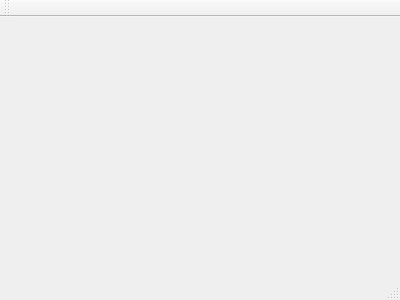
ayoy/font2bytes, file mainwindow.ui: the form before one commit.
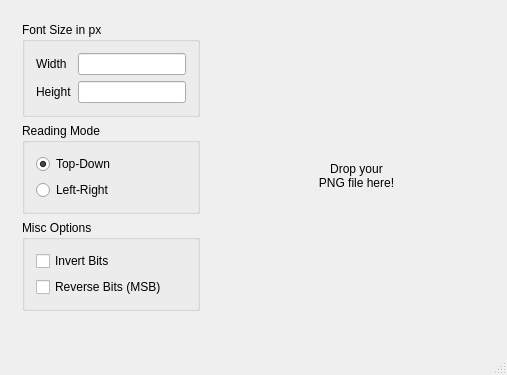
The form after the commit.

Commit message: Implement elementary UI

Diff of the .ui file:
```diff
--- a/mainwindow.ui
+++ b/mainwindow.ui
@@ -1,24 +1,165 @@
 <ui version="4.0">
  <class>MainWindow</class>
- <widget class="QMainWindow" name="MainWindow" >
-  <property name="geometry" >
+ <widget class="QMainWindow" name="MainWindow">
+  <property name="geometry">
    <rect>
     <x>0</x>
     <y>0</y>
-    <width>400</width>
-    <height>300</height>
+    <width>507</width>
+    <height>375</height>
    </rect>
   </property>
   <property name="windowTitle" >
    <string>MainWindow</string>
   </property>
-  <widget class="QMenuBar" name="menuBar" />
-  <widget class="QToolBar" name="mainToolBar" />
-  <widget class="QWidget" name="centralWidget" />
-  <widget class="QStatusBar" name="statusBar" />
+  <widget class="QWidget" name="centralWidget">
+   <layout class="QHBoxLayout" name="horizontalLayout" stretch="0,0">
+    <item>
+     <widget class="QWidget" name="sideBarWidget" native="true">
+      <property name="sizePolicy">
+       <sizepolicy hsizetype="Fixed" vsizetype="Preferred">
+        <horstretch>0</horstretch>
+        <verstretch>0</verstretch>
+       </sizepolicy>
+      </property>
+      <layout class="QVBoxLayout" name="verticalLayout">
+       <item>
+        <widget class="QGroupBox" name="fontSizeGroupBox">
+         <property name="title">
+          <string>Font Size in px</string>
+         </property>
+         <layout class="QFormLayout" name="formLayout_2">
+          <item row="0" column="0">
+           <widget class="QLabel" name="widthLabel_2">
+            <property name="text">
+             <string>Width</string>
+            </property>
+           </widget>
+          </item>
+          <item row="0" column="1">
+           <widget class="QLineEdit" name="widthLineEdit"/>
+          </item>
+          <item row="1" column="0">
+           <widget class="QLabel" name="heightLabel_2">
+            <property name="text">
+             <string>Height</string>
+            </property>
+           </widget>
+          </item>
+          <item row="1" column="1">
+           <widget class="QLineEdit" name="heightLineEdit"/>
+          </item>
+         </layout>
+        </widget>
+       </item>
+       <item>
+        <widget class="QGroupBox" name="readingModeGroupBox">
+         <property name="title">
+          <string>Reading Mode</string>
+         </property>
+         <layout class="QVBoxLayout" name="verticalLayout_2">
+          <item>
+           <widget class="QRadioButton" name="radioButton">
+            <property name="text">
+             <string>Top-Down</string>
+            </property>
+            <property name="checked">
+             <bool>true</bool>
+            </property>
+           </widget>
+          </item>
+          <item>
+           <widget class="QRadioButton" name="radioButton_2">
+            <property name="text">
+             <string>Left-Right</string>
+            </property>
+           </widget>
+          </item>
+         </layout>
+        </widget>
+       </item>
+       <item>
+        <widget class="QGroupBox" name="miscOptionsGroupBox">
+         <property name="title">
+          <string>Misc Options</string>
+         </property>
+         <layout class="QVBoxLayout" name="verticalLayout_3">
+          <item>
+           <widget class="QCheckBox" name="checkBox">
+            <property name="text">
+             <string>Invert Bits</string>
+            </property>
+           </widget>
+          </item>
+          <item>
+           <widget class="QCheckBox" name="checkBox_2">
+            <property name="text">
+             <string>Reverse Bits (MSB)</string>
+            </property>
+           </widget>
+          </item>
+         </layout>
+        </widget>
+       </item>
+       <item>
+        <spacer name="verticalSpacer_3">
+         <property name="orientation">
+          <enum>Qt::Vertical</enum>
+         </property>
+         <property name="sizeHint" stdset="0">
+          <size>
+           <width>20</width>
+           <height>40</height>
+          </size>
+         </property>
+        </spacer>
+       </item>
+      </layout>
+     </widget>
+    </item>
+    <item>
+     <widget class="QStackedWidget" name="stackedWidget">
+      <property name="currentIndex">
+       <number>0</number>
+      </property>
+      <widget class="QWidget" name="page">
+       <layout class="QGridLayout" name="gridLayout">
+        <item row="0" column="0">
+         <widget class="QLabel" name="label">
+          <property name="text">
+           <string>&lt;html&gt;&lt;head/&gt;&lt;body&gt;Drop your&lt;br&gt;PNG file here!&lt;/body&gt;&lt;/html&gt;</string>
+          </property>
+          <property name="alignment">
+           <set>Qt::AlignCenter</set>
+          </property>
+         </widget>
+        </item>
+       </layout>
+      </widget>
+      <widget class="QWidget" name="page_2">
+       <layout class="QGridLayout" name="gridLayout_2">
+        <item row="0" column="0">
+         <widget class="QTextBrowser" name="textBrowser"/>
+        </item>
+       </layout>
+      </widget>
+     </widget>
+    </item>
+   </layout>
+  </widget>
+  <widget class="QStatusBar" name="statusBar"/>
+  <widget class="QMenuBar" name="menuBar">
+   <property name="geometry">
+    <rect>
+     <x>0</x>
+     <y>0</y>
+     <width>507</width>
+     <height>22</height>
+    </rect>
+   </property>
+  </widget>
  </widget>
- <layoutDefault spacing="6" margin="11" />
- <pixmapfunction></pixmapfunction>
+ <layoutdefault spacing="6" margin="11"/>
  <resources/>
  <connections/>
 </ui>
```
Left out of the diff: 3 changed lines with no effect on the pictures.
